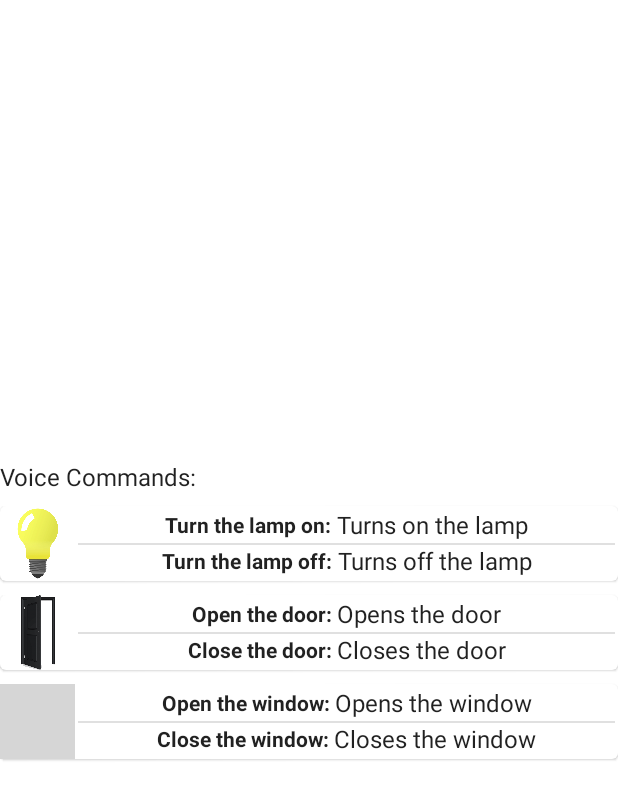
After one commit to interactive-house/unit-mobile, an Android app built with Jetpack Compose: the composable HelpScreen shown on its own in the app's theme, on a phone screen of 412 x 824 dp. The commit adds this screen. Shown: the top 800 px of the screen. Run offline under Robolectric (Android 15) with nearby library versions, the phone set to English and light mode, and no system bars; 4 statements that could not run were skipped; grey boxes are pictures that could not be loaded.

Commit message:
working on helpscreen

```diff
--- a/UnitMobile/app/build.gradle
+++ b/UnitMobile/app/build.gradle
@@ -60,6 +60,7 @@ dependencies {
     implementation "androidx.compose.ui:ui-tooling-preview:$compose_ui_version"
     implementation 'androidx.compose.material:material:1.2.0'
     implementation 'com.google.firebase:firebase-database-ktx:20.1.0'
+    implementation "com.github.skgmn:composetooltip:0.2.0"
     implementation 'com.airbnb.android:lottie-compose:4.0.0'
     implementation 'com.google.firebase:firebase-auth:19.3.2'
     implementation "com.google.accompanist:accompanist-pager:0.23.1"
--- a/UnitMobile/app/src/main/java/com/example/unitmobile/MainActivity.kt
+++ b/UnitMobile/app/src/main/java/com/example/unitmobile/MainActivity.kt
@@ -11,6 +11,13 @@ import androidx.activity.ComponentActivity
 import androidx.activity.compose.rememberLauncherForActivityResult
 import androidx.activity.compose.setContent
 import androidx.activity.result.contract.ActivityResultContracts
+import androidx.compose.animation.AnimatedVisibility
+import androidx.compose.animation.expandVertically
+import androidx.compose.animation.fadeIn
+import androidx.compose.animation.fadeOut
+import androidx.compose.animation.shrinkVertically
+import androidx.compose.animation.slideInVertically
+import androidx.compose.animation.slideOutVertically
 import androidx.compose.foundation.Image
 import androidx.compose.foundation.background
 import androidx.compose.foundation.clickable
@@ -18,6 +25,8 @@ import androidx.compose.foundation.layout.*
 import androidx.compose.foundation.rememberScrollState
 import androidx.compose.foundation.shape.CircleShape
 import androidx.compose.foundation.verticalScroll
+import androidx.compose.foundation.shape.RoundedCornerShape
+import androidx.compose.foundation.text.ClickableText
 import androidx.compose.material.*
 import androidx.compose.material.icons.Icons
 import androidx.compose.material.icons.filled.*
@@ -29,9 +38,11 @@ import androidx.compose.ui.graphics.Color
 import androidx.compose.ui.graphics.ImageBitmap
 import androidx.compose.ui.layout.ContentScale
 import androidx.compose.ui.platform.LocalContext
+import androidx.compose.ui.platform.LocalDensity
 import androidx.compose.ui.platform.LocalLifecycleOwner
 import androidx.compose.ui.res.colorResource
 import androidx.compose.ui.res.painterResource
+import androidx.compose.ui.text.AnnotatedString
 import androidx.compose.ui.unit.dp
 import androidx.compose.ui.unit.sp
 import androidx.lifecycle.ViewModelProvider
@@ -42,11 +53,14 @@ import androidx.navigation.compose.composable
 import androidx.navigation.compose.currentBackStackEntryAsState
 import androidx.navigation.compose.rememberNavController
 import com.example.unitmobile.navigation.BottomNavItem
+import com.example.unitmobile.screens.HelpScreen
 import com.example.unitmobile.screens.HomeScreen
 import com.example.unitmobile.screens.LoginScreen
 import com.example.unitmobile.screens.MediaScreen
 import com.example.unitmobile.screens.RegisterScreen
 import com.example.unitmobile.ui.theme.UnitMobileTheme
+import com.github.skgmn.composetooltip.AnchorEdge
+import com.github.skgmn.composetooltip.Tooltip
 import com.google.firebase.auth.FirebaseAuth
 import com.google.firebase.auth.FirebaseUser
 import com.google.firebase.database.FirebaseDatabase
@@ -81,6 +95,10 @@ fun MyApp(
     // Change to false to skip login
     val auth = remember { FirebaseAuth.getInstance() }
     var userState by remember(auth) { mutableStateOf(auth.currentUser) }
+
+    var toolTipVisible by remember { mutableStateOf(true) }
+
+
     var startDestination by remember { mutableStateOf("login") }
 
     fun signOut() {
@@ -89,9 +107,11 @@ fun MyApp(
 
     }
 
-    if(userState != null){
+    val density = LocalDensity.current
+
+    if (userState != null) {
         startDestination = "home"
-    }else{
+    } else {
         startDestination = "login"
     }
 
@@ -166,20 +186,7 @@ fun MyApp(
                                     Text(text = "Help")
                                 },
                                 text = {
-                                    Text(text = "You can use voice commands to control your devices. \n\n" +
-                                            "For example, you can say \"Turn on the lights\" or \"Open the door\". \n\n" +
-                                            "You can also use the buttons in the bottom bar to navigate between screens." +
-                                            "\n\n" + "Commands: \n" +
-                                            "Turn on the lights \n" +
-                                            "Turn off the lights \n" +
-                                            "Open the door \n" +
-                                            "Close the door \n" +
-                                            "Open the window \n" +
-                                            "Close the window \n" +
-                                            "Next song \n" +
-                                            "Previous song \n" +
-                                            "Play song \n"
-                                    )
+                                    HelpScreen()
                                 },
                                 confirmButton = {
                                     Button(
@@ -216,6 +223,9 @@ fun MyApp(
                         onLoginCallback = {
                             userState = it as FirebaseUser?
                             navController.navigate("home") {
+
+
+
                             }
                         },
                         onRegisterCallback = {
@@ -226,7 +236,7 @@ fun MyApp(
                         },
 
 
-                    )
+                        )
 
                 }
 
@@ -238,6 +248,29 @@ fun MyApp(
                 .padding(bottom = 16.dp)
         ) {
             if (userState != null) {
+
+                if (toolTipVisible) {
+                    Tooltip(
+                        anchorEdge = AnchorEdge.Top,
+                        onDismissRequest = { toolTipVisible = false },
+
+                        ) {
+                        Box(
+
+                        ) {
+                            ClickableText(
+                                AnnotatedString("Click me to learn how to use the voice commands"),
+                                onClick = {
+                                    toolTipVisible = false
+                                    showHelpPopup.value = true
+                                },
+
+                                )
+                        }
+
+                    }
+                }
+
                 FloatingActionButton(
                     onClick = {
                         val intent = Intent(RecognizerIntent.ACTION_RECOGNIZE_SPEECH).apply {
@@ -281,6 +314,7 @@ fun NavigationGraph(
                 MediaScreen(db = db)
             }
         }
+
         composable("register") {
             RegisterScreen(
                 onRegister = {
--- /dev/null
+++ b/UnitMobile/app/src/main/java/com/example/unitmobile/screens/HelpScreen.kt
@@ -0,0 +1,180 @@
+package com.example.unitmobile.screens
+
+import androidx.compose.foundation.Image
+import androidx.compose.foundation.background
+import androidx.compose.foundation.gestures.scrollable
+import androidx.compose.foundation.layout.Box
+import androidx.compose.foundation.layout.Column
+import androidx.compose.foundation.layout.Row
+import androidx.compose.foundation.layout.fillMaxSize
+import androidx.compose.foundation.layout.padding
+import androidx.compose.foundation.layout.size
+import androidx.compose.foundation.rememberScrollState
+import androidx.compose.foundation.verticalScroll
+import androidx.compose.material.Card
+import androidx.compose.material.Divider
+import androidx.compose.material.Icon
+import androidx.compose.material.Text
+import androidx.compose.runtime.Composable
+import androidx.compose.ui.Alignment
+import androidx.compose.ui.Modifier
+import androidx.compose.ui.graphics.Color
+import androidx.compose.ui.graphics.ImageBitmap
+import androidx.compose.ui.res.painterResource
+import androidx.compose.ui.text.TextStyle
+import androidx.compose.ui.text.font.FontWeight
+import androidx.compose.ui.unit.dp
+import com.example.unitmobile.R
+
+@Composable
+fun HelpScreen() {
+    Box(
+
+        modifier = Modifier.fillMaxSize(),
+        contentAlignment = Alignment.Center,
+    ) {
+        Column(
+            modifier = Modifier.verticalScroll(rememberScrollState()),
+
+
+
+            ) {
+            Text(text = "Voice Commands:")
+            Divider(
+                modifier = Modifier.padding(4.dp),
+                color = Color.White
+            )
+            Card() {
+                Row(
+                    modifier = Modifier.align(Alignment.CenterHorizontally),
+                    verticalAlignment = Alignment.CenterVertically
+                ) {
+
+                    Image(
+                        painter = painterResource(R.drawable.lamp_on),
+                        contentDescription = null,
+                        modifier = Modifier.size(50.dp)
+                    )
+                    Column {
+                        Row(
+                            modifier = Modifier.align(Alignment.CenterHorizontally),
+                            verticalAlignment = Alignment.CenterVertically
+                        ) {
+                            Text(text = "Turn the lamp on: " , style = TextStyle(
+                                fontWeight = FontWeight.Bold
+                            ))
+                            Text(text = "Turns on the lamp")
+                        }
+                        Divider(modifier = Modifier.padding(2.dp))
+                        Row( modifier = Modifier.align(Alignment.CenterHorizontally),
+                            verticalAlignment = Alignment.CenterVertically) {
+                            Text(text = "Turn the lamp off: ", style = TextStyle(
+                                fontWeight = FontWeight.Bold
+                            ))
+                            Text(text = "Turns off the lamp")
+                        }
+                    }
+
+                }
+
+            }
+            Divider(
+                modifier = Modifier.padding(4.dp),
+                color = Color.White
+            )
+
+
+            Card() {
+                Row(
+                    modifier = Modifier.align(Alignment.CenterHorizontally),
+                    verticalAlignment = Alignment.CenterVertically
+                ) {
+                    Image(
+                        painter = painterResource(R.drawable.door_open),
+                        contentDescription = null,
+                        modifier = Modifier.size(50.dp)
+                    )
+                    Column {
+                        Row(
+                            modifier = Modifier.align(Alignment.CenterHorizontally),
+                            verticalAlignment = Alignment.CenterVertically
+                        ) {
+                            Text(
+                                text = "Open the door: ", style = TextStyle(
+                                    fontWeight = FontWeight.Bold
+                                )
+                            )
+                            Text(text = "Opens the door")
+                        }
+                        Divider(modifier = Modifier.padding(2.dp))
+                        Row(
+                            modifier = Modifier.align(Alignment.CenterHorizontally),
+                            verticalAlignment = Alignment.CenterVertically
+                        ) {
+                            Text(
+                                text = "Close the door: ", style = TextStyle(
+                                    fontWeight = FontWeight.Bold
+                                )
+                            )
+                            Text(text = "Closes the door")
+                        }
+                    }
+
+                }
+
+            }
+            Divider(
+                modifier = Modifier.padding(4.dp),
+                color = Color.White
+            )
+            Card() {
+                Row(
+                    modifier = Modifier.align(Alignment.CenterHorizontally),
+                    verticalAlignment = Alignment.CenterVertically
+                ) {
+
+                    Image(
+                        painter = painterResource(R.drawable.window_open),
+                        contentDescription = null,
+                        modifier = Modifier.size(50.dp)
+                    )
+                    Column {
+                        Row(
+                            modifier = Modifier.align(Alignment.CenterHorizontally),
+                            verticalAlignment = Alignment.CenterVertically
+                        ) {
+                            Text(
+                                text = "Open the window: ", style = TextStyle(
+                                    fontWeight = FontWeight.Bold
+                                )
+                            )
+                            Text(text = "Opens the window")
+                        }
+                        Divider(modifier = Modifier.padding(2.dp))
+                        Row(
+                            modifier = Modifier.align(Alignment.CenterHorizontally),
+                            verticalAlignment = Alignment.CenterVertically
+                        ) {
+                            Text(
+                                text = "Close the window: ", style = TextStyle(
+                                    fontWeight = FontWeight.Bold
+                                )
+                            )
+                            Text(text = "Closes the window")
+                        }
+                    }
+
+                }
+
+            }
+            Divider(
+                modifier = Modifier.padding(4.dp),
+                color = Color.White
+            )
+
+
+        }
+
+
+    }
+}
```
